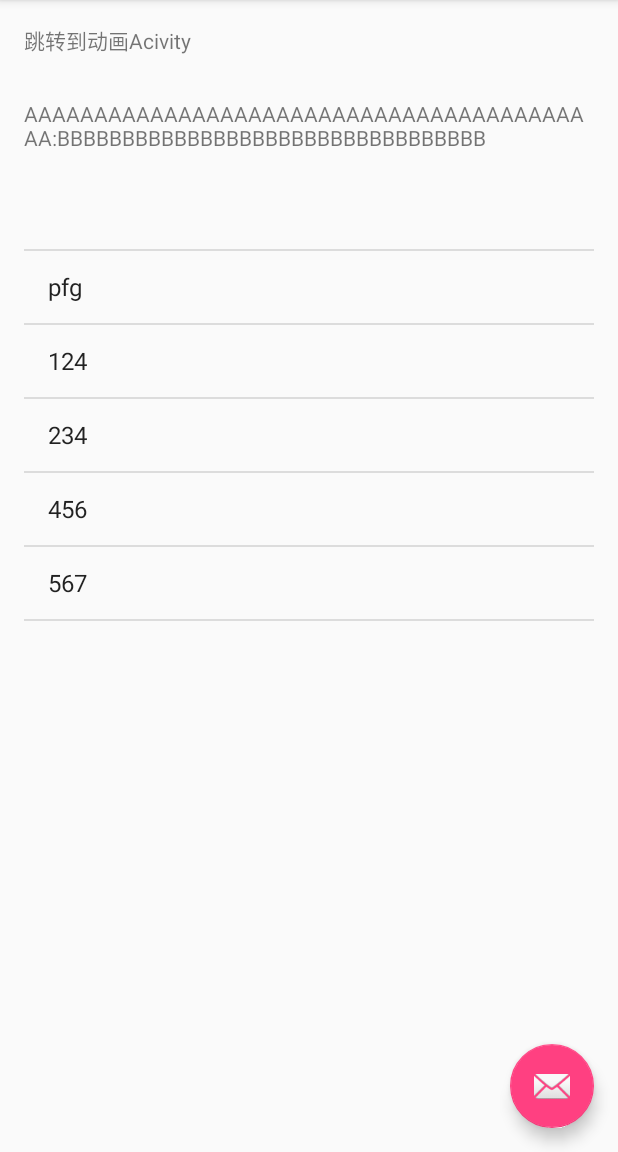
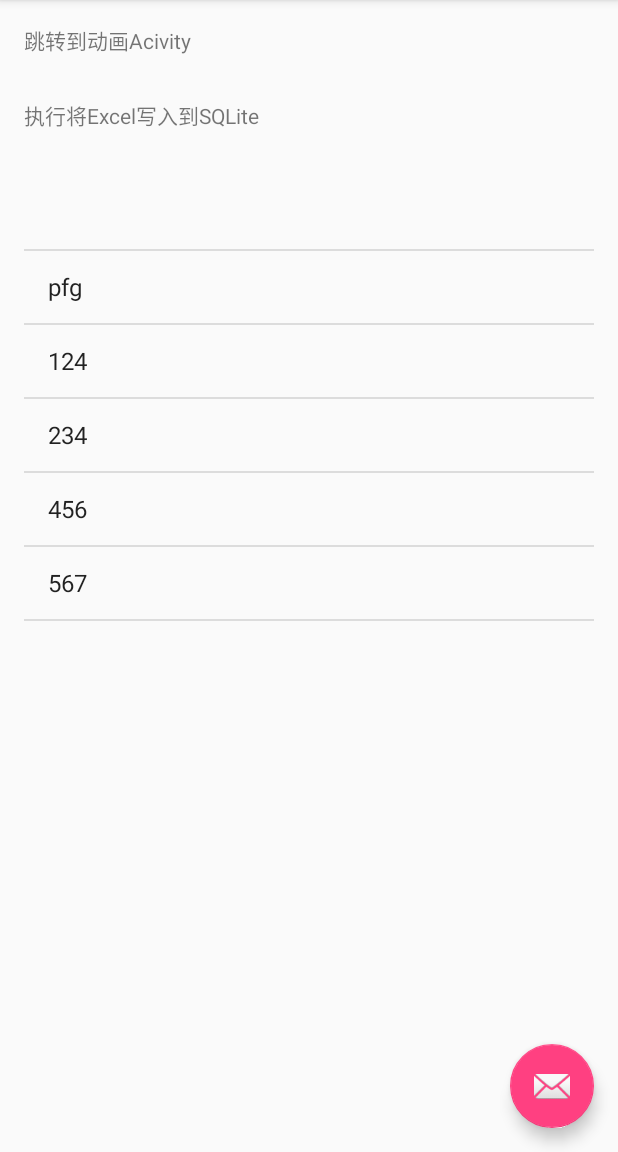
Before and after one commit to Learzhu/LearzhuBrowser, an Android app: the screen it shows after launch (MainActivity), on a phone screen of 412 x 824 dp, the part 84-1236 px from its top. Run offline under Robolectric (Android 15) with nearby library versions, the phone set to English and light mode, and no system bars; libraries missing offline, so code that uses them is left out: jxl.read.biff, org.litepal; 1 statement that could not run was skipped.

Commit message:
1.修改Excel 写入数据库的方法 2.修改读写权限

```diff
--- a/app/src/main/java/com/learzhu/browser/fragment/MainActivityFragment.java
+++ b/app/src/main/java/com/learzhu/browser/fragment/MainActivityFragment.java
@@ -61,7 +61,8 @@ public class MainActivityFragment extends Fragment {
         mTextView2 = (TextView) headerView.findViewById(R.id.headerb_tv);
         String s1 = "AAAAAAAAAAAAAAAAAAAAAAAAAAAAAAAAAAAAAAAAAA";
         String s2 = "BBBBBBBBBBBBBBBBBBBBBBBBBBBBBBBBB";
-        mTextView2.setText(s1 + ":" + s2);
+//        mTextView2.setText(s1 + ":" + s2);
+        mTextView2.setText("执行将Excel写入到SQLite");
         mView = headerView.findViewById(R.id.headerc);
         mTextView1.setOnClickListener(new View.OnClickListener() {
             @Override
@@ -78,6 +79,7 @@ public class MainActivityFragment extends Fragment {
             @Override
             public void onClick(View v) {
                 ToastUtil.showShortToast(getContext(), "执行将Excel写入到SQLite");
+                ToastUtil.showShortToast(getActivity(), "执行将Excel写入到SQLite");
                 mView.setBackgroundResource(R.color.colorAccent);
                 translateExcel2SQLite();
             }
@@ -131,7 +133,8 @@ public class MainActivityFragment extends Fragment {
     private void insertExpressBeans(Sheet sheet) {
         // 4 遍历标本的每一行
         int rows = sheet.getRows();
-        ToastUtil.showLongToast(getContext(), "一共" + rows + "行");
+//        ToastUtil.showLongToast(getContext(), "一共" + rows + "行");
+        ToastUtil.showLongToast(getActivity(), "一共" + rows + "行");
         Log.e(TAG, "insertExpressBeans: " + rows);
         for (int i = 1; i < rows; i++) {
             ExpressBean expressBean = new ExpressBean();
```
Also changed, not shown: app/src/main/AndroidManifest.xml (+6 -8 lines), 2 other files.
